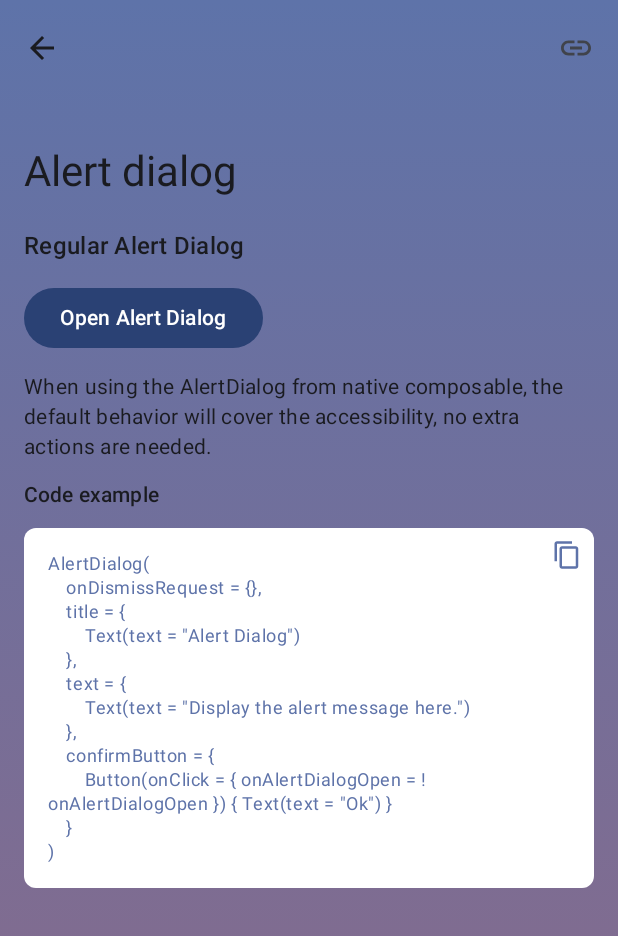
After one commit to max-jin/maxmagentaa11y, an Android app built with Jetpack Compose: the AlertDialogScreen screen opened through its navigation route, on a phone screen of 412 x 824 dp. The commit adds this screen. Shown: the top 936 px of the screen. Run offline under Robolectric (Android 15) with nearby library versions, the phone set to English and light mode, and no system bars.

Commit message:
alert dialog conponent

```diff
--- /dev/null
+++ b/app/src/main/java/com/maxjin/a11y/ui/component/alert/AlertDialogScreen.kt
@@ -0,0 +1,212 @@
+/*
+ * 2023 - Developed by Max Jin
+ * Source code subject to change. Refer to NOTICE.txt in source tree for changes and attributions.
+ */
+
+package com.maxjin.a11y.ui.component.alert
+
+import androidx.compose.foundation.background
+import androidx.compose.foundation.clickable
+import androidx.compose.foundation.layout.Box
+import androidx.compose.foundation.layout.Column
+import androidx.compose.foundation.layout.Spacer
+import androidx.compose.foundation.layout.fillMaxSize
+import androidx.compose.foundation.layout.fillMaxWidth
+import androidx.compose.foundation.layout.height
+import androidx.compose.foundation.layout.padding
+import androidx.compose.foundation.layout.size
+import androidx.compose.foundation.rememberScrollState
+import androidx.compose.foundation.shape.RoundedCornerShape
+import androidx.compose.foundation.verticalScroll
+import androidx.compose.material.icons.Icons
+import androidx.compose.material.icons.filled.ArrowBack
+import androidx.compose.material.icons.filled.Link
+import androidx.compose.material.icons.outlined.ContentCopy
+import androidx.compose.material3.AlertDialog
+import androidx.compose.material3.Button
+import androidx.compose.material3.ExperimentalMaterial3Api
+import androidx.compose.material3.Icon
+import androidx.compose.material3.IconButton
+import androidx.compose.material3.MaterialTheme
+import androidx.compose.material3.Scaffold
+import androidx.compose.material3.Text
+import androidx.compose.material3.TopAppBarDefaults
+import androidx.compose.runtime.Composable
+import androidx.compose.runtime.getValue
+import androidx.compose.runtime.mutableStateOf
+import androidx.compose.runtime.remember
+import androidx.compose.runtime.setValue
+import androidx.compose.ui.Alignment
+import androidx.compose.ui.Modifier
+import androidx.compose.ui.graphics.Color
+import androidx.compose.ui.input.nestedscroll.nestedScroll
+import androidx.compose.ui.platform.LocalContext
+import androidx.compose.ui.platform.LocalUriHandler
+import androidx.compose.ui.semantics.Role
+import androidx.compose.ui.text.style.TextAlign
+import androidx.compose.ui.tooling.preview.Preview
+import androidx.compose.ui.unit.dp
+import com.maxjin.a11y.ui.theme.MagentaA11yTheme
+import com.maxjin.a11y.ui.util.composable.LargeTopBar
+import com.maxjin.a11y.ui.util.dimenB2
+import com.maxjin.a11y.ui.util.dimenB3
+import com.maxjin.a11y.ui.util.dimenB4
+import com.maxjin.a11y.ui.util.dimenB5
+import com.maxjin.a11y.ui.util.ext.copyToClipBoard
+import com.maxjin.a11y.ui.util.ext.verticalGradient
+import com.maxjin.a11y.util.AppUtil
+import com.maxjin.a11y.util.component.AlertDialog
+
+@OptIn(ExperimentalMaterial3Api::class)
+@Composable
+fun AlertDialogScreen(navigateUp: () -> Unit = {}) {
+    val scrollBehavior = TopAppBarDefaults.exitUntilCollapsedScrollBehavior()
+    val urlHandler = LocalUriHandler.current
+    val context = LocalContext.current
+
+    var onAlertDialogOpen by remember { mutableStateOf(false) }
+
+    Scaffold(
+        containerColor = Color.Transparent,
+        modifier = Modifier
+            .nestedScroll(scrollBehavior.nestedScrollConnection)
+            .verticalGradient(),
+        topBar = {
+            LargeTopBar(
+                title = "Alert dialog",
+                scrollBehavior = scrollBehavior,
+                navigationIcon = {
+                    IconButton(onClick = navigateUp) {
+                        Icon(
+                            imageVector = Icons.Filled.ArrowBack,
+                            contentDescription = "Navigate up"
+                        )
+                    }
+                },
+                actions = {
+                    IconButton(onClick = {
+                        // TODO open link
+                        urlHandler.openUri(AppUtil.WebLinks.ALERT_DIALOG_URL)
+                    }) {
+                        Icon(
+                            imageVector = Icons.Filled.Link,
+                            contentDescription = "Magenta A11y Alert Dialog page"
+                        )
+                    }
+                }
+            )
+        },
+        content = { innerPadding ->
+            Column(
+                modifier = Modifier
+                    .fillMaxSize()
+                    .padding(innerPadding)
+                    .verticalScroll(rememberScrollState())
+            ) {
+                Column(
+                    modifier = Modifier
+                        .fillMaxWidth()
+                        .padding(horizontal = dimenB4)
+                ) {
+                    AlertDialogTitleView(
+                        "Regular Alert Dialog", modifier = Modifier.padding(bottom = dimenB3)
+                    )
+                    Button(onClick = { onAlertDialogOpen = true }) {
+                        Text(text = "Open Alert Dialog")
+                    }
+                    AlertDialogCommentsView(
+                        text = "When using the AlertDialog from native composable, the default behavior will cover the accessibility, no extra actions are needed.",
+                        modifier = Modifier.padding(top = dimenB3)
+                    )
+                }
+                Text(
+                    text = "Code example",
+                    modifier = Modifier.padding(start = dimenB4, top = dimenB3, bottom = dimenB3),
+                    textAlign = TextAlign.Start,
+                    color = MaterialTheme.colorScheme.onBackground,
+                    style = MaterialTheme.typography.titleSmall
+                )
+                Box(
+                    modifier = Modifier
+                        .fillMaxWidth()
+                        .padding(horizontal = dimenB4)
+                        .background(color = MaterialTheme.colorScheme.onPrimaryContainer, shape = RoundedCornerShape(size = 8.dp)),
+                ) {
+                    Icon(
+                        imageVector = Icons.Outlined.ContentCopy, contentDescription = "copy code",
+                        tint = MaterialTheme.colorScheme.primaryContainer,
+                        modifier = Modifier
+                            .padding(dimenB2)
+                            .align(Alignment.TopEnd)
+                            .size(20.dp)
+                            .clickable(
+                                onClick = { context.copyToClipBoard(AlertDialog.ALERT_DIALOG_CODE_SNIPPET) },
+                                role = Role.Button
+                            )
+                    )
+                    Text(
+                        text = AlertDialog.ALERT_DIALOG_CODE_SNIPPET,
+                        modifier = Modifier
+                            .fillMaxWidth()
+                            .padding(dimenB4),
+                        textAlign = TextAlign.Start,
+                        color = MaterialTheme.colorScheme.primaryContainer,
+                        style = MaterialTheme.typography.bodySmall
+                    )
+                }
+                Spacer(modifier = Modifier.height(dimenB5))
+
+                if (onAlertDialogOpen) {
+                    AlertDialog(
+                        onDismissRequest = {},
+                        title = {
+                            Text(text = "Alert Dialog")
+                        },
+                        text = {
+                            Text(text = "Display the alert message here.")
+                        },
+                        confirmButton = {
+                            Button(onClick = { onAlertDialogOpen = !onAlertDialogOpen }) { Text(text = "Ok") }
+                        }
+                    )
+                }
+            }
+        }
+    )
+}
+
+@Composable
+fun AlertDialogTitleView(
+    title: String,
+    modifier: Modifier = Modifier
+) {
+    Text(
+        text = title,
+        modifier = modifier.fillMaxWidth(),
+        textAlign = TextAlign.Start,
+        color = MaterialTheme.colorScheme.onBackground,
+        style = MaterialTheme.typography.titleMedium
+    )
+}
+
+@Composable
+fun AlertDialogCommentsView(
+    text: String,
+    modifier: Modifier = Modifier
+) {
+    Text(
+        text = text,
+        modifier = modifier.fillMaxWidth(),
+        textAlign = TextAlign.Start,
+        color = MaterialTheme.colorScheme.onBackground,
+        style = MaterialTheme.typography.bodyMedium
+    )
+}
+
+@Preview(showBackground = true, showSystemUi = false)
+@Composable
+fun AlertDialogScreenPreview() {
+    MagentaA11yTheme {
+        AlertDialogScreen(navigateUp = {})
+    }
+}
--- a/app/src/main/java/com/maxjin/a11y/ui/nav/NavGraph.kt
+++ b/app/src/main/java/com/maxjin/a11y/ui/nav/NavGraph.kt
@@ -9,6 +9,7 @@ import androidx.compose.runtime.Composable
 import androidx.navigation.NavHostController
 import androidx.navigation.compose.NavHost
 import androidx.navigation.compose.composable
+import com.maxjin.a11y.ui.component.alert.AlertDialogScreen
 import com.maxjin.a11y.ui.component.button.ButtonScreen
 import com.maxjin.a11y.ui.component.toggleswitch.ToggleSwitchScreen
 import com.maxjin.a11y.ui.home.HomeScreen
@@ -42,7 +43,7 @@ fun NavGraph(
             ToggleSwitchScreen(navigateUp = { navController.navigateUp() })
         }
         composable(route = NavDestination.COMPONENT_ALERT_DIALOG.id) {
-            // TODO
+            AlertDialogScreen(navigateUp = { navController.navigateUp() })
         }
     }
 }
--- /dev/null
+++ b/app/src/main/java/com/maxjin/a11y/util/component/AlertDialog.kt
@@ -0,0 +1,22 @@
+/*
+ * 2023 - Developed by Max Jin
+ * Source code subject to change. Refer to NOTICE.txt in source tree for changes and attributions.
+ */
+
+package com.maxjin.a11y.util.component
+
+object AlertDialog {
+
+    const val ALERT_DIALOG_CODE_SNIPPET = "AlertDialog(\n" +
+        "    onDismissRequest = {},\n" +
+        "    title = {\n" +
+        "        Text(text = \"Alert Dialog\")\n" +
+        "    },\n" +
+        "    text = {\n" +
+        "        Text(text = \"Display the alert message here.\")\n" +
+        "    },\n" +
+        "    confirmButton = {\n" +
+        "        Button(onClick = { onAlertDialogOpen = !onAlertDialogOpen }) { Text(text = \"Ok\") }\n" +
+        "    }\n" +
+        ")"
+}
```
